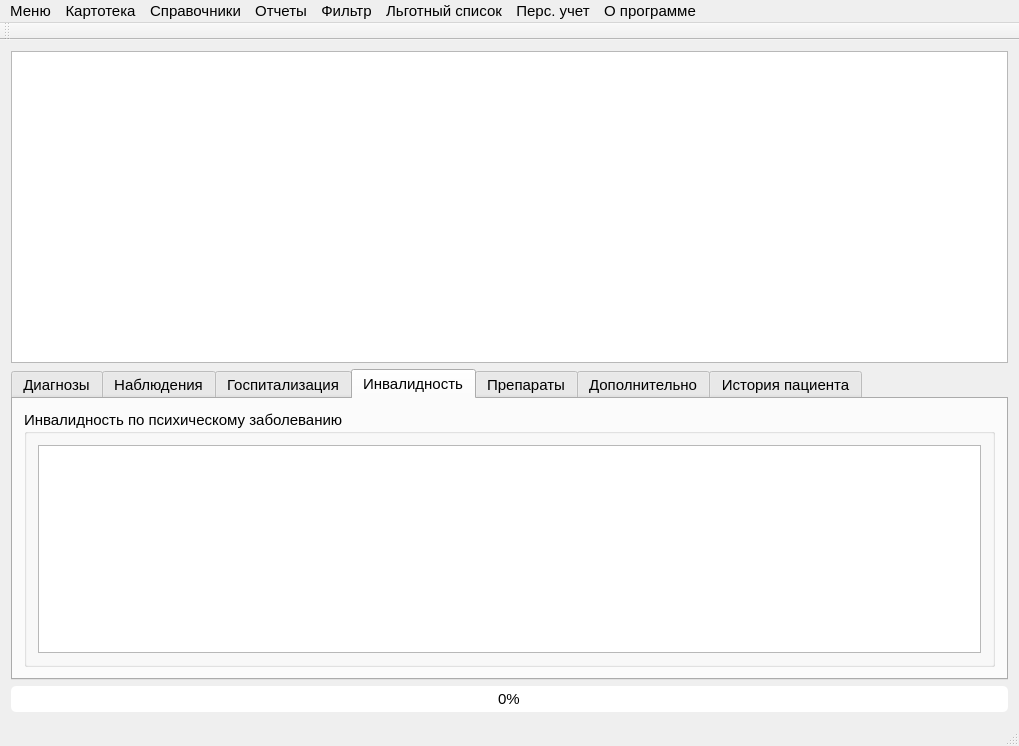
Qt form mainwindow.ui (PanchukDima/patientbd-code) before a commit.
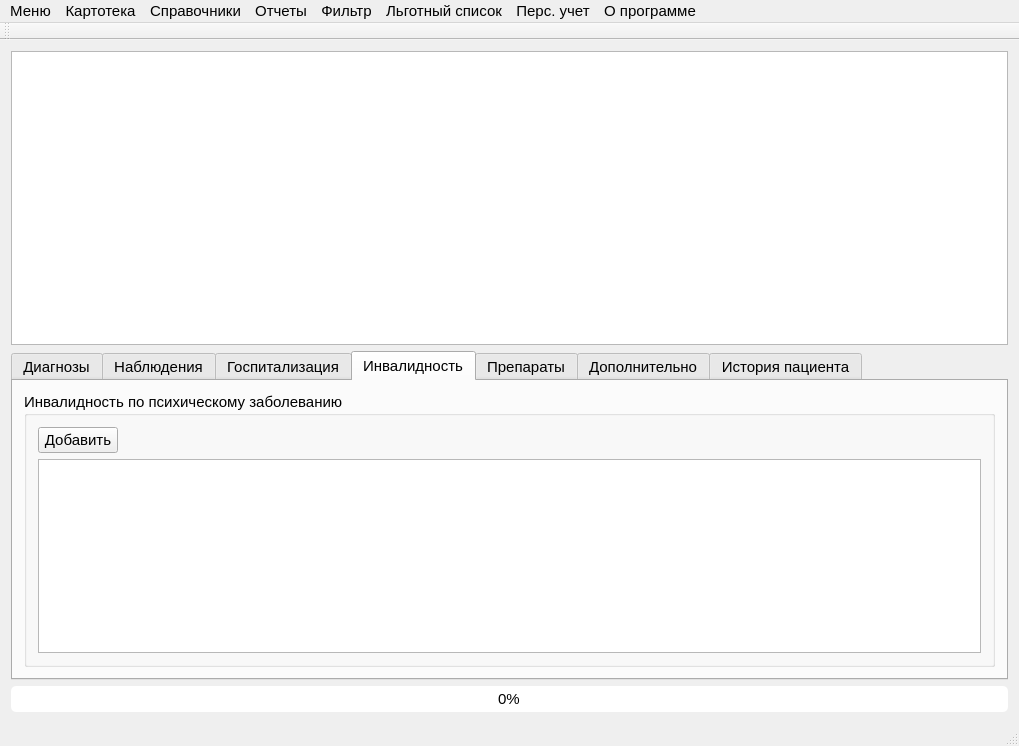
The same form after that commit. The open tabs and pages were chosen to show the change. Icons and pictures are not drawn.

The edit to the form file:
```diff
--- a/mainwindow.ui
+++ b/mainwindow.ui
@@ -310,7 +310,31 @@
           <property name="title">
            <string>Инвалидность по психическому заболеванию</string>
           </property>
-          <layout class="QVBoxLayout" name="verticalLayout_8">
+          <layout class="QVBoxLayout" name="verticalLayout_4">
+           <item>
+            <layout class="QHBoxLayout" name="horizontalLayout_7">
+             <item>
+              <widget class="QPushButton" name="pushButton_add_invalid">
+               <property name="text">
+                <string>Добавить</string>
+               </property>
+              </widget>
+             </item>
+             <item>
+              <spacer name="horizontalSpacer">
+               <property name="orientation">
+                <enum>Qt::Horizontal</enum>
+               </property>
+               <property name="sizeHint" stdset="0">
+                <size>
+                 <width>40</width>
+                 <height>20</height>
+                </size>
+               </property>
+              </spacer>
+             </item>
+            </layout>
+           </item>
            <item>
             <widget class="QTableWidget" name="tableWidget_invalid_psi">
              <property name="contextMenuPolicy">
```
Left out of the diff: 4 changed lines with no effect on the pictures.
